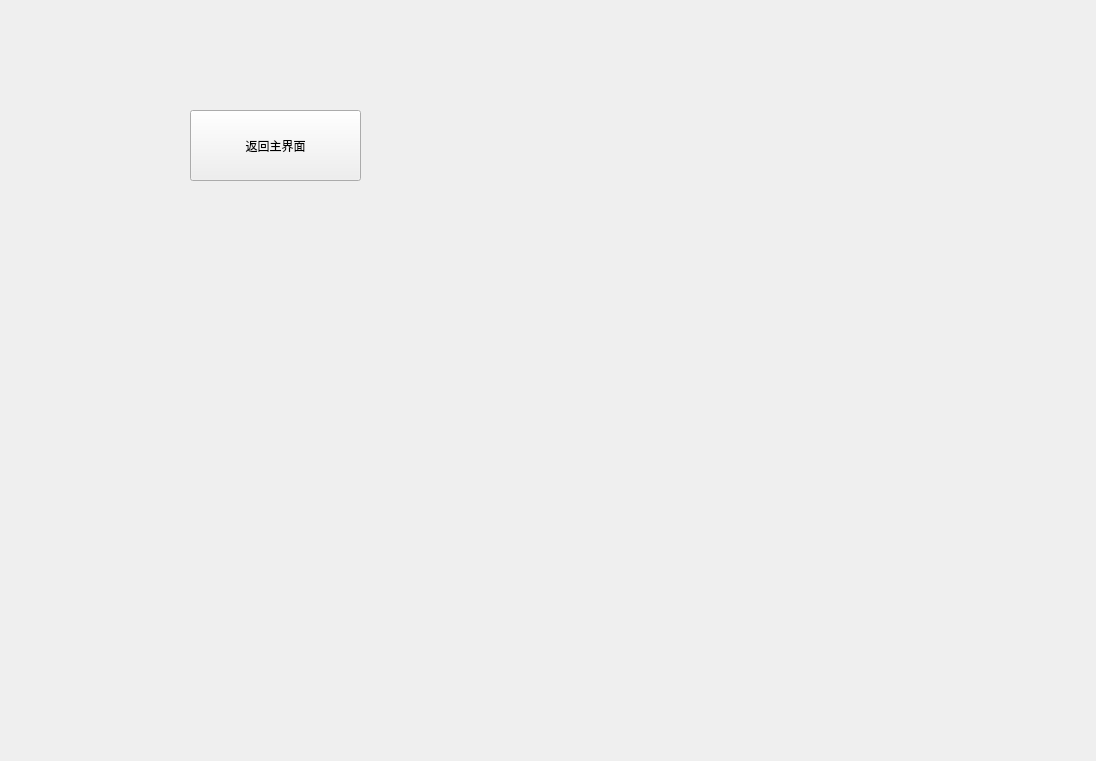
The window that display.ui (RemMeiko/TrainingQT) describes before a commit, drawn with Qt 5.
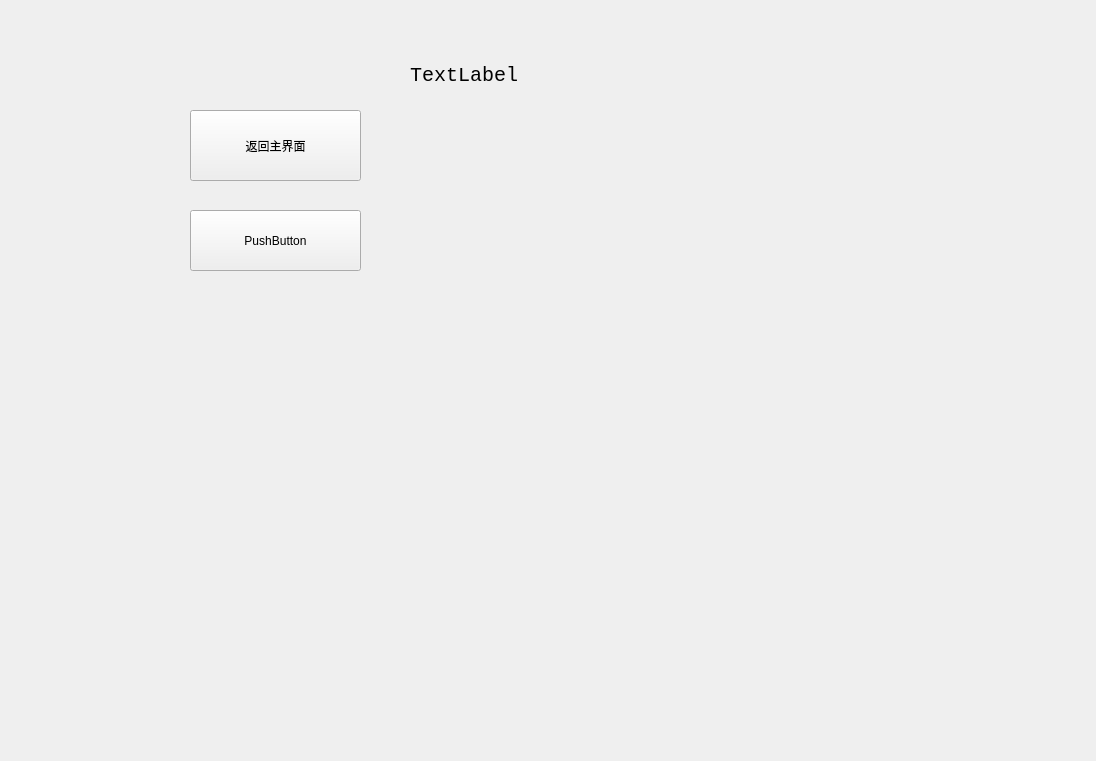
The same window after the commit. Icons and pictures are not drawn.

```diff
--- a/display.ui
+++ b/display.ui
@@ -32,6 +32,38 @@
     <string>返回主界面</string>
    </property>
   </widget>
+  <widget class="QPushButton" name="pushButton">
+   <property name="geometry">
+    <rect>
+     <x>190</x>
+     <y>210</y>
+     <width>171</width>
+     <height>61</height>
+    </rect>
+   </property>
+   <property name="text">
+    <string>PushButton</string>
+   </property>
+  </widget>
+  <widget class="QLabel" name="label">
+   <property name="geometry">
+    <rect>
+     <x>410</x>
+     <y>50</y>
+     <width>171</width>
+     <height>51</height>
+    </rect>
+   </property>
+   <property name="font">
+    <font>
+     <family>Consolas</family>
+     <pointsize>15</pointsize>
+    </font>
+   </property>
+   <property name="text">
+    <string>TextLabel</string>
+   </property>
+  </widget>
  </widget>
  <resources/>
  <connections/>
```
